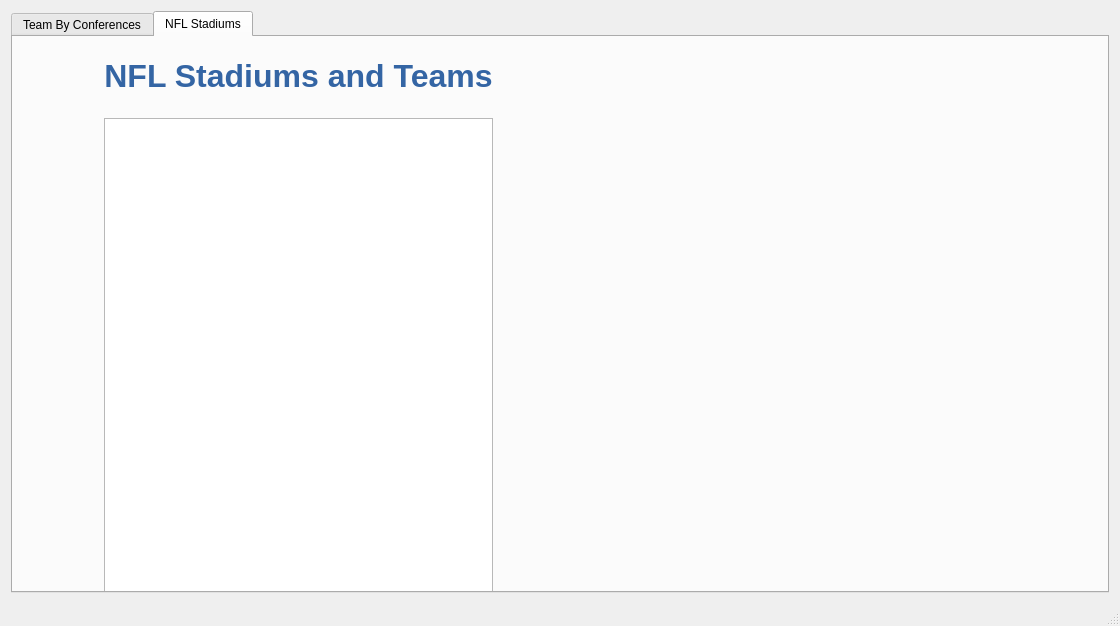
The window that mainwindow.ui (OneEcho/NFL-Football-Project) describes before a commit, drawn with Qt 5.
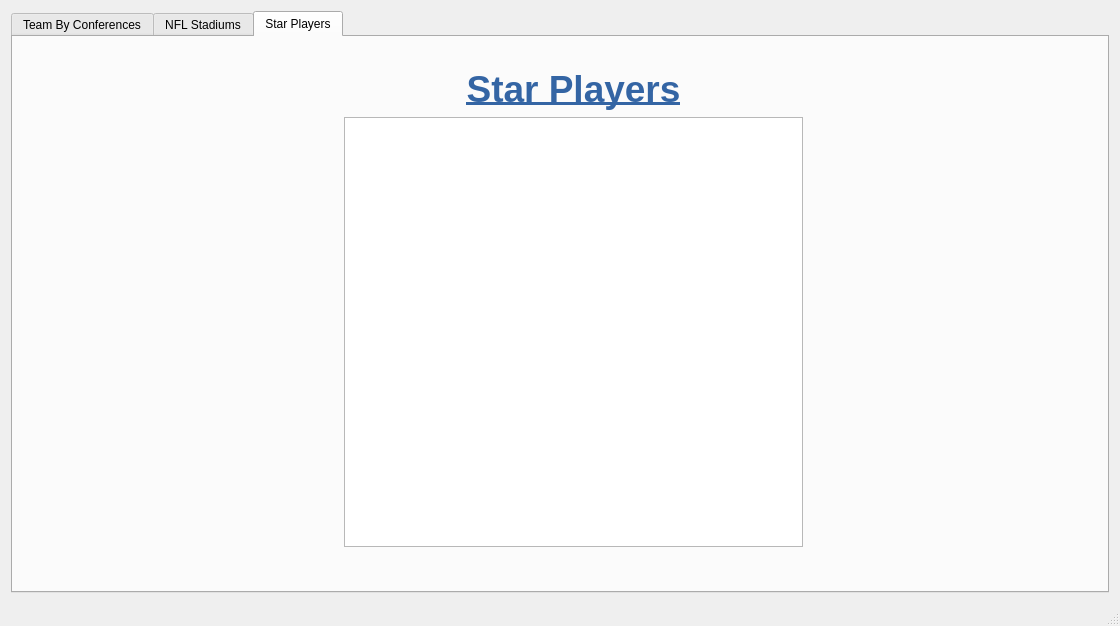
The same window after the commit.

Commit message: Added Star Player View

Patch:
```diff
--- a/mainwindow.ui
+++ b/mainwindow.ui
@@ -18,7 +18,7 @@
     <item row="0" column="1">
      <widget class="QTabWidget" name="tabWidget">
       <property name="currentIndex">
-       <number>1</number>
+       <number>2</number>
       </property>
       <widget class="QWidget" name="Conference">
        <attribute name="title">
@@ -126,6 +126,37 @@
         </layout>
        </widget>
       </widget>
+      <widget class="QWidget" name="StarPlayers">
+       <attribute name="title">
+        <string>Star Players</string>
+       </attribute>
+       <widget class="QWidget" name="">
+        <property name="geometry">
+         <rect>
+          <x>320</x>
+          <y>20</y>
+          <width>481</width>
+          <height>501</height>
+         </rect>
+        </property>
+        <layout class="QVBoxLayout" name="verticalLayout">
+         <item>
+          <widget class="QLabel" name="StarPlayerLabel">
+           <property name="text">
+            <string>&lt;html&gt;&lt;head/&gt;&lt;body&gt;&lt;p align=&quot;center&quot;&gt;&lt;span style=&quot; font-size:28pt; font-weight:600; text-decoration: underline; color:#3465a4;&quot;&gt;Star Players&lt;/span&gt;&lt;/p&gt;&lt;/body&gt;&lt;/html&gt;</string>
+           </property>
+          </widget>
+         </item>
+         <item>
+          <widget class="QTableView" name="StarPlayerView">
+           <property name="textElideMode">
+            <enum>Qt::ElideLeft</enum>
+           </property>
+          </widget>
+         </item>
+        </layout>
+       </widget>
+      </widget>
      </widget>
     </item>
    </layout>
```
Left out of the diff: 4 changed lines with no effect on the pictures. The commit also changes 1 other file.
